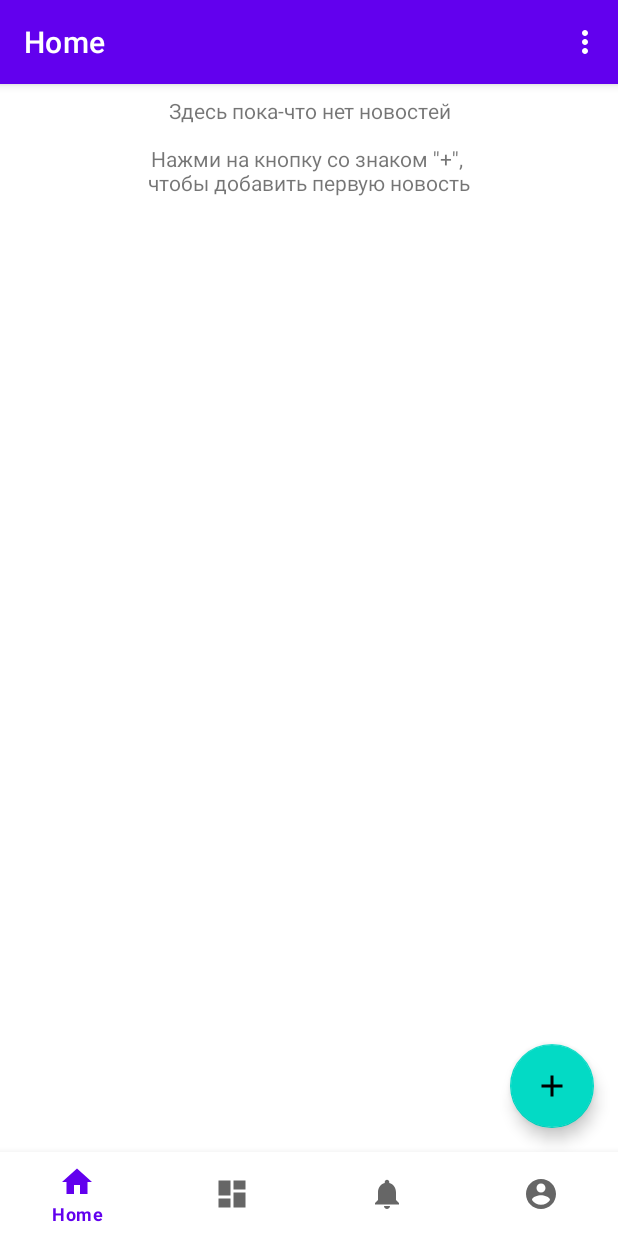
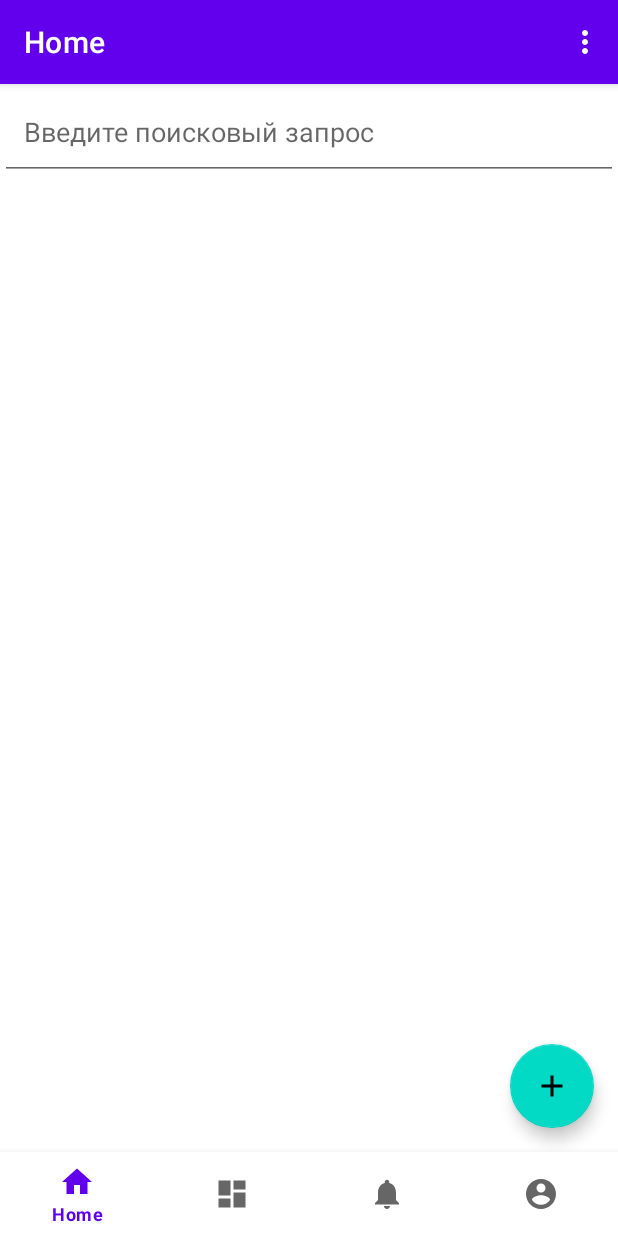
Before and after one commit to junesqo/News-App-41, an Android app: the screen it shows after launch (MainActivity), after a tap on "Skip", on a phone screen of 412 x 824 dp. Run offline under Robolectric (Android 15) with nearby library versions, the phone set to English and light mode, and no system bars; our stand-ins replace Room's generated code, navigation-ui.

Commit message:
hw5: searching added

```diff
--- a/app/src/main/java/com/example/newsapp41/NewsAdapter.java
+++ b/app/src/main/java/com/example/newsapp41/NewsAdapter.java
@@ -31,6 +31,7 @@ public class NewsAdapter extends RecyclerView.Adapter<NewsAdapter.NewsViewHolder
     public NewsViewHolder onCreateViewHolder(@NonNull ViewGroup parent, int viewType) {
         View view = LayoutInflater.from(parent.getContext()).inflate(R.layout.item_news, parent, false);
         return new NewsViewHolder(view);
+
     }
 
     @Override
@@ -46,6 +47,7 @@ public class NewsAdapter extends RecyclerView.Adapter<NewsAdapter.NewsViewHolder
         }
         holder.bind(list.get(position));
     }
+
 
     @Override
     public int getItemCount() {
@@ -81,6 +83,18 @@ public class NewsAdapter extends RecyclerView.Adapter<NewsAdapter.NewsViewHolder
         notifyDataSetChanged();
     }
 
+    public void retainList(List<News> searchList) {
+        this.list.removeAll(list);
+        this.list.addAll(searchList);
+        notifyDataSetChanged();
+    }
+
+    public void sortAZ(List<News> sortList) {
+        this.list.removeAll(list);
+        this.list.addAll(sortList);
+        notifyDataSetChanged();
+    }
+
     class NewsViewHolder extends RecyclerView.ViewHolder {
         LinearLayout rootView;
         private TextView textTitle;
@@ -108,6 +122,7 @@ public class NewsAdapter extends RecyclerView.Adapter<NewsAdapter.NewsViewHolder
             });
         }
 
+
         public void bind(News news) {
             textTitle.setText(news.getTitle());
             SimpleDateFormat sdf = new SimpleDateFormat("HH:mm, dd MMMM yyyy ");
@@ -116,4 +131,6 @@ public class NewsAdapter extends RecyclerView.Adapter<NewsAdapter.NewsViewHolder
         }
     }
 
+
+
 }
--- a/app/src/main/java/com/example/newsapp41/room/NewsDao.java
+++ b/app/src/main/java/com/example/newsapp41/room/NewsDao.java
@@ -14,8 +14,13 @@ public interface NewsDao {
     @Query("SELECT * FROM news ORDER BY createdAt DESC")
     List<News> getAll();
 
+    @Query("SELECT * FROM news ORDER BY title")
+    List<News> getAZ();
+
     @Insert
     void insert(News news);
 
+    @Query("SELECT * FROM news WHERE title LIKE :search ORDER BY title")
+    List<News> searchNews(String search);
 
 }
--- a/app/src/main/java/com/example/newsapp41/ui/home/HomeFragment.java
+++ b/app/src/main/java/com/example/newsapp41/ui/home/HomeFragment.java
@@ -3,8 +3,11 @@ package com.example.newsapp41.ui.home;
 import android.app.AlertDialog;
 import android.content.DialogInterface;
 import android.os.Bundle;
+import android.text.Editable;
+import android.text.TextWatcher;
 import android.util.Log;
 import android.view.LayoutInflater;
+import android.view.MenuItem;
 import android.view.View;
 import android.view.ViewGroup;
 import android.widget.TextView;
@@ -24,6 +27,7 @@ import com.example.newsapp41.databinding.FragmentHomeBinding;
 import com.example.newsapp41.interfaces.OnItemClickListener;
 import com.example.newsapp41.models.News;
 
+import java.util.Arrays;
 import java.util.List;
 
 public class HomeFragment extends Fragment {
@@ -38,6 +42,10 @@ public class HomeFragment extends Fragment {
     public void onCreate(@Nullable Bundle savedInstanceState) {
         super.onCreate(savedInstanceState);
         adapter = new NewsAdapter();
+        returnDatabase();
+    }
+
+    private void returnDatabase() {
         List<News> list = App.getDatabase().newsDao().getAll();
         adapter.addList(list);
     }
@@ -53,12 +61,6 @@ public class HomeFragment extends Fragment {
     @Override
     public void onViewCreated(@NonNull View view, @Nullable Bundle savedInstanceState) {
         super.onViewCreated(view, savedInstanceState);
-        if (adapter.getItemCount() != 0) {
-            binding.homeText.setVisibility(View.GONE);
-
-        } else {
-            binding.homeText.setVisibility(View.VISIBLE);
-        }
         binding.fab.setOnClickListener(new View.OnClickListener() {
             @Override
             public void onClick(View view) {
@@ -66,7 +68,6 @@ public class HomeFragment extends Fragment {
                 open(null);
             }
         });
-
 
         getParentFragmentManager().setFragmentResultListener("rk_news", getViewLifecycleOwner(), new FragmentResultListener() {
             @Override
@@ -78,6 +79,28 @@ public class HomeFragment extends Fragment {
                 } else {
                     adapter.addItem(news);
                 }
+            }
+        });
+
+        binding.searchEditText.addTextChangedListener(new TextWatcher() {
+            @Override
+            public void beforeTextChanged(CharSequence charSequence, int i, int i1, int i2) {
+
+            }
+
+            @Override
+            public void onTextChanged(CharSequence charSequence, int i, int i1, int i2) {
+                String text = binding.searchEditText.getText().toString();
+                Log.e("text watcher:", text);
+                adapter.retainList(App.getDatabase().newsDao().searchNews(text));
+                if (text.equals("")){
+                    returnDatabase();
+                }
+            }
+
+            @Override
+            public void afterTextChanged(Editable editable) {
+
             }
         });
 
@@ -96,6 +119,7 @@ public class HomeFragment extends Fragment {
                 deleteNewsDialog(position);
             }
         });
+
     }
 
     private void deleteNewsDialog(int position) {
--- a/app/src/main/res/layout/fragment_home.xml
+++ b/app/src/main/res/layout/fragment_home.xml
@@ -6,23 +6,23 @@
     android:layout_height="match_parent"
     tools:context=".ui.home.HomeFragment">
 
-    <TextView
-        android:id="@+id/homeText"
+    <EditText
+        android:id="@+id/searchEditText"
+        android:layout_width="match_parent"
+        android:layout_height="64dp"
+        android:padding="16dp"
+        android:hint="Введите поисковый запрос"
+        app:layout_constraintEnd_toEndOf="parent"
         app:layout_constraintStart_toStartOf="parent"
-        app:layout_constraintTop_toTopOf="parent"
-        app:layout_constraintEnd_toEndOf="parent"
-        android:layout_marginTop="8dp"
-        android:layout_width="wrap_content"
-        android:layout_height="wrap_content"
-        android:textAlignment="center"
-        android:text="Здесь пока-что нет новостей\n\nНажми на кнопку со знаком \''+'', \nчтобы добавить первую новость"/>
+        app:layout_constraintTop_toTopOf="parent" />
 
     <androidx.recyclerview.widget.RecyclerView
         android:id="@+id/recyclerView"
-        tools:listitem="@layout/item_news"
+        android:layout_width="match_parent"
+        android:layout_height="0dp"
         app:layoutManager="androidx.recyclerview.widget.LinearLayoutManager"
-        android:layout_width="match_parent"
-        android:layout_height="match_parent"/>
+        app:layout_constraintTop_toBottomOf="@+id/searchEditText"
+        tools:listitem="@layout/item_news" />
 
     <com.google.android.material.floatingactionbutton.FloatingActionButton
         android:layout_margin="16dp"
--- a/app/src/main/res/menu/settings_menu.xml
+++ b/app/src/main/res/menu/settings_menu.xml
@@ -2,4 +2,6 @@
 <menu xmlns:android="http://schemas.android.com/apk/res/android">
     <item android:id="@+id/clear_pref"
         android:title="Очистить данные"/>
+    <item android:id="@+id/sort_by_alphabet"
+        android:title="Сортировать по алфавиту"/>
 </menu>
```
Also changed, not shown: app/src/main/java/com/example/newsapp41/MainActivity.java (+5 -3 lines).
